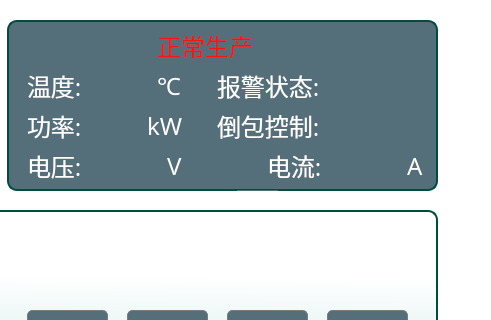
Above: mainwindow.ui from alphonso64/PowerSupplyControllerUI before the change; both pictures show x 533 to 1024 and y 0 to 320 of the 1024 by 768 pixel window. Below: the same form after it.
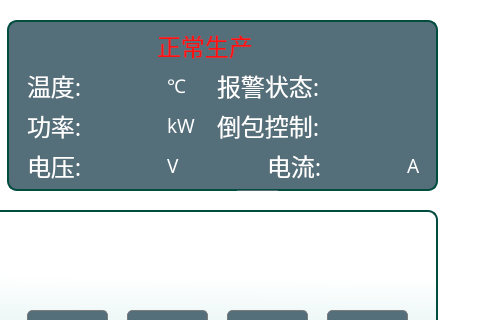
That is the form after the change. The open tabs and pages were chosen to show the change.

The edit to the form file:
```diff
--- a/mainwindow.ui
+++ b/mainwindow.ui
@@ -725,7 +725,7 @@
         <rect>
          <x>90</x>
          <y>50</y>
-         <width>51</width>
+         <width>71</width>
          <height>31</height>
         </rect>
        </property>
@@ -748,7 +748,7 @@
         <rect>
          <x>90</x>
          <y>90</y>
-         <width>51</width>
+         <width>71</width>
          <height>31</height>
         </rect>
        </property>
@@ -769,16 +769,16 @@
       <widget class="QLabel" name="label_10">
        <property name="geometry">
         <rect>
-         <x>150</x>
+         <x>160</x>
          <y>50</y>
-         <width>31</width>
+         <width>41</width>
          <height>31</height>
         </rect>
        </property>
        <property name="font">
         <font>
-         <family>微软雅黑</family>
-         <pointsize>18</pointsize>
+         <family>Sans</family>
+         <pointsize>14</pointsize>
         </font>
        </property>
        <property name="styleSheet">
@@ -792,16 +792,16 @@
       <widget class="QLabel" name="label_11">
        <property name="geometry">
         <rect>
-         <x>140</x>
+         <x>160</x>
          <y>90</y>
-         <width>61</width>
+         <width>41</width>
          <height>31</height>
         </rect>
        </property>
        <property name="font">
         <font>
-         <family>微软雅黑</family>
-         <pointsize>18</pointsize>
+         <family>Sans</family>
+         <pointsize>14</pointsize>
         </font>
        </property>
        <property name="styleSheet">
@@ -932,14 +932,14 @@
         <rect>
          <x>160</x>
          <y>130</y>
-         <width>41</width>
+         <width>51</width>
          <height>31</height>
         </rect>
        </property>
        <property name="font">
         <font>
-         <family>微软雅黑</family>
-         <pointsize>18</pointsize>
+         <family>Sans</family>
+         <pointsize>14</pointsize>
         </font>
        </property>
        <property name="styleSheet">
@@ -978,7 +978,7 @@
         <rect>
          <x>90</x>
          <y>130</y>
-         <width>51</width>
+         <width>61</width>
          <height>31</height>
         </rect>
        </property>
@@ -1076,8 +1076,8 @@
        </property>
        <property name="font">
         <font>
-         <family>微软雅黑</family>
-         <pointsize>18</pointsize>
+         <family>Sans</family>
+         <pointsize>14</pointsize>
         </font>
        </property>
        <property name="styleSheet">
```
Left out of the diff: 95 changed lines with no effect on the pictures.
